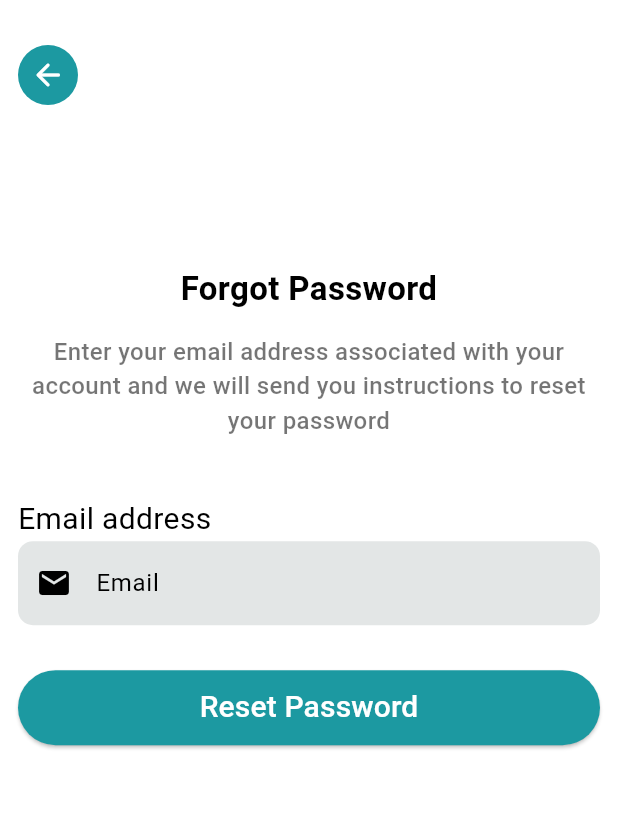
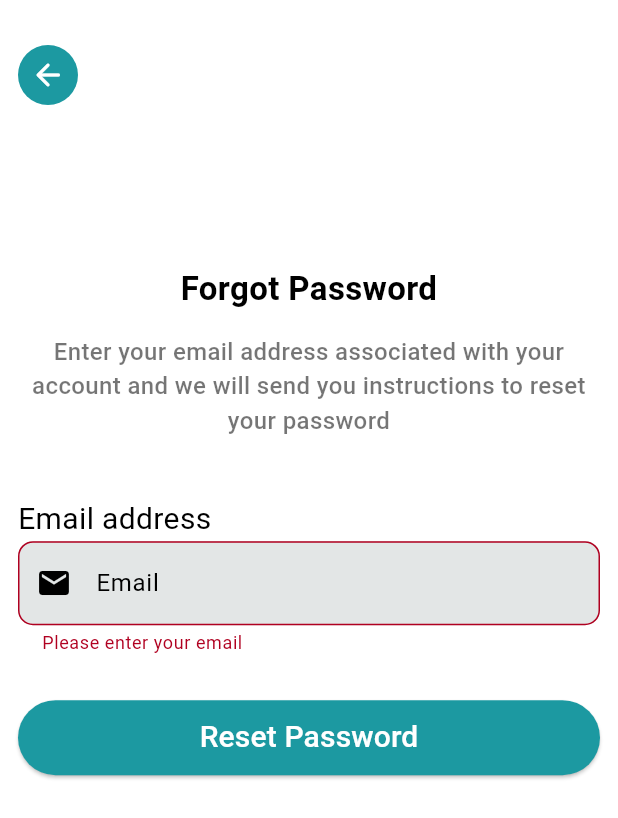
Before and after one commit to hebba-yasser/bookify, a Flutter app: the ForgotPasswordView screen opened directly, after a tap on "Reset Password", on a phone screen of 412 x 824 dp. Shown: the top 818 px of the screen. Run offline on Flutter 3.47's test engine with Material 3 defaults, Android fonts, the phone set to English and light mode, and no system bars; our stand-ins replace animated_splash_screen, bloc, cloud_firestore, conditional_builder_null_safety, dartz, device_preview and 9 more; accounts and stored records are empty; generated files the repository leaves out were written again; project files that could hold a hidden picture were left out.

Commit message:
completed auth  features -implemented forget_password in auth cubit and connected with the ui

```diff
--- a/lib/features/auth/presentation/manager/Auth_cubit/auth_cubit.dart
+++ b/lib/features/auth/presentation/manager/Auth_cubit/auth_cubit.dart
@@ -43,6 +43,19 @@ class AuthCubit extends Cubit<AuthState> {
     }));
   }
 
+  Future<void> forgotPassword({required String email}) async {
+    emit(AuthResetPasswordLoading());
+    var result = await authRepo.forgotPassword(email: email);
+    result.fold(
+      (failure) {
+        emit(AuthResetPasswordFailure(errMess: failure.errMessage));
+      },
+      (r) {
+        emit(AuthResetPasswordSuccess());
+      },
+    );
+  }
+
   bool isHidden = true;
   IconData suffixIcon = Icons.visibility_off;
 
--- a/lib/features/auth/presentation/manager/Auth_cubit/auth_state.dart
+++ b/lib/features/auth/presentation/manager/Auth_cubit/auth_state.dart
@@ -30,3 +30,13 @@ final class AuthLoginFailure extends AuthState {
 
   AuthLoginFailure({required this.errMess});
 }
+
+final class AuthResetPasswordLoading extends AuthState {}
+
+final class AuthResetPasswordSuccess extends AuthState {}
+
+final class AuthResetPasswordFailure extends AuthState {
+  final String errMess;
+
+  AuthResetPasswordFailure({required this.errMess});
+}
--- a/lib/features/auth/presentation/views/forget_password.dart
+++ b/lib/features/auth/presentation/views/forget_password.dart
@@ -1,13 +1,23 @@
 import 'package:bookify/features/auth/presentation/views/widgets/forget_password_view_body.dart';
 import 'package:flutter/material.dart';
+import 'package:flutter_bloc/flutter_bloc.dart';
+
+import '../../../../core/utils/service_locator.dart';
+import '../../data/repos/auth_repo_imp.dart';
+import '../manager/Auth_cubit/auth_cubit.dart';
 
 class ForgotPasswordView extends StatelessWidget {
   const ForgotPasswordView({super.key});
 
   @override
   Widget build(BuildContext context) {
-    return const Scaffold(
-      body: SafeArea(child: ForgotPasswordViewBody()),
+    return BlocProvider(
+      create: (context) => AuthCubit(
+        getIt.get<AuthRepoImp>(),
+      ),
+      child: const Scaffold(
+        body: SafeArea(child: ForgotPasswordViewBody()),
+      ),
     );
   }
 }
--- a/lib/features/auth/presentation/views/widgets/forget_password_view_body.dart
+++ b/lib/features/auth/presentation/views/widgets/forget_password_view_body.dart
@@ -1,12 +1,15 @@
 import 'package:conditional_builder_null_safety/conditional_builder_null_safety.dart';
 import 'package:flutter/material.dart';
+import 'package:flutter_bloc/flutter_bloc.dart';
 
 import '../../../../../core/Views/widgets/custom_button.dart';
 import '../../../../../core/Views/widgets/custom_text_form_field.dart';
 import '../../../../../core/Views/widgets/header_desc_text.dart';
 import '../../../../../core/styles/fonts.dart';
 import '../../../../../core/utils/functions/custom_loading_indicator.dart';
+import '../../../../../core/utils/functions/custom_show_toast.dart';
 import '../../../../../core/views/widgets/custom_back_button.dart';
+import '../../manager/Auth_cubit/auth_cubit.dart';
 
 class ForgotPasswordViewBody extends StatefulWidget {
   const ForgotPasswordViewBody({super.key});
@@ -21,6 +24,17 @@ class _ForgotPasswordViewBodyState extends State<ForgotPasswordViewBody> {
 
   @override
   Widget build(BuildContext context) {
+    return BlocConsumer<AuthCubit, AuthState>(
+      listener: (context, state) {
+        if (state is AuthResetPasswordSuccess) {
+          customShowToast('Email sent successfully,please check your mail');
+          Navigator.pop(context);
+        }
+        if (state is AuthResetPasswordFailure) {
+          customShowToast(state.errMess);
+        }
+      },
+      builder: (context, state) {
         return Stack(
           children: [
             Form(
@@ -58,7 +72,12 @@ class _ForgotPasswordViewBodyState extends State<ForgotPasswordViewBody> {
                       builder: (context) => CustomButton(
                         height: 50,
                         text: 'Reset Password',
-                    onPressed: () {},
+                        onPressed: () {
+                          if (formKey.currentState!.validate()) {
+                            BlocProvider.of<AuthCubit>(context)
+                                .forgotPassword(email: emailController.text);
+                          }
+                        },
                       ),
                       fallback: (context) => customLoadingIndicator(),
                     ),
@@ -74,5 +93,7 @@ class _ForgotPasswordViewBodyState extends State<ForgotPasswordViewBody> {
             ),
           ],
         );
+      },
+    );
   }
 }
```
Lines whose indentation alone changed are shown as unchanged.
